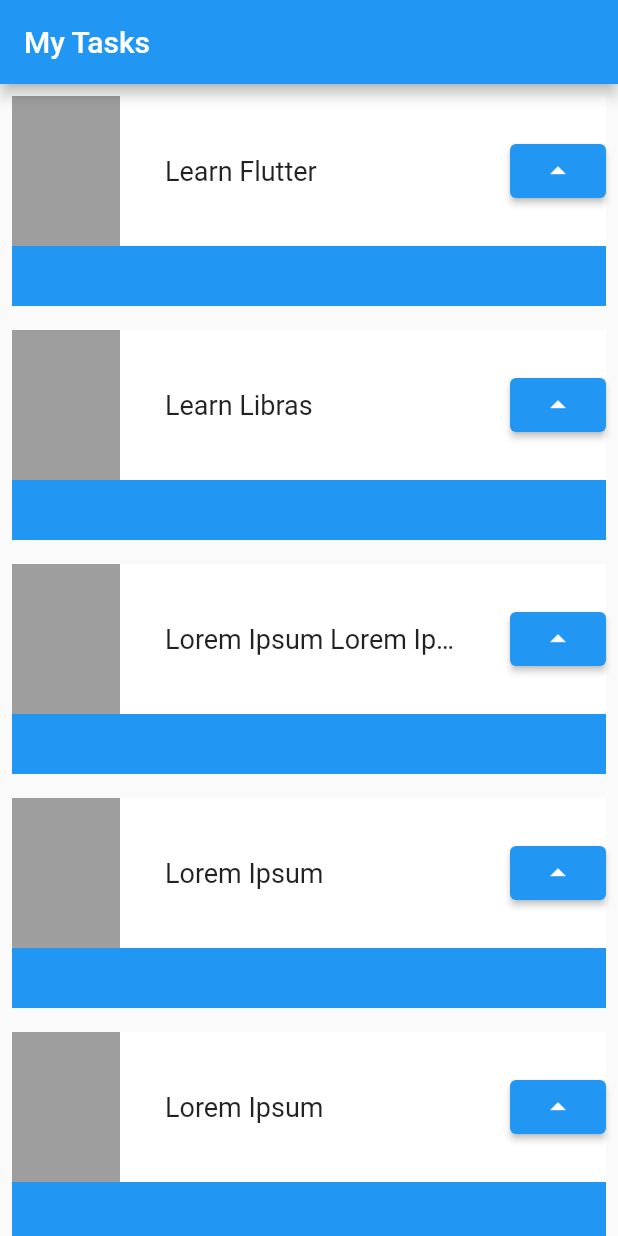
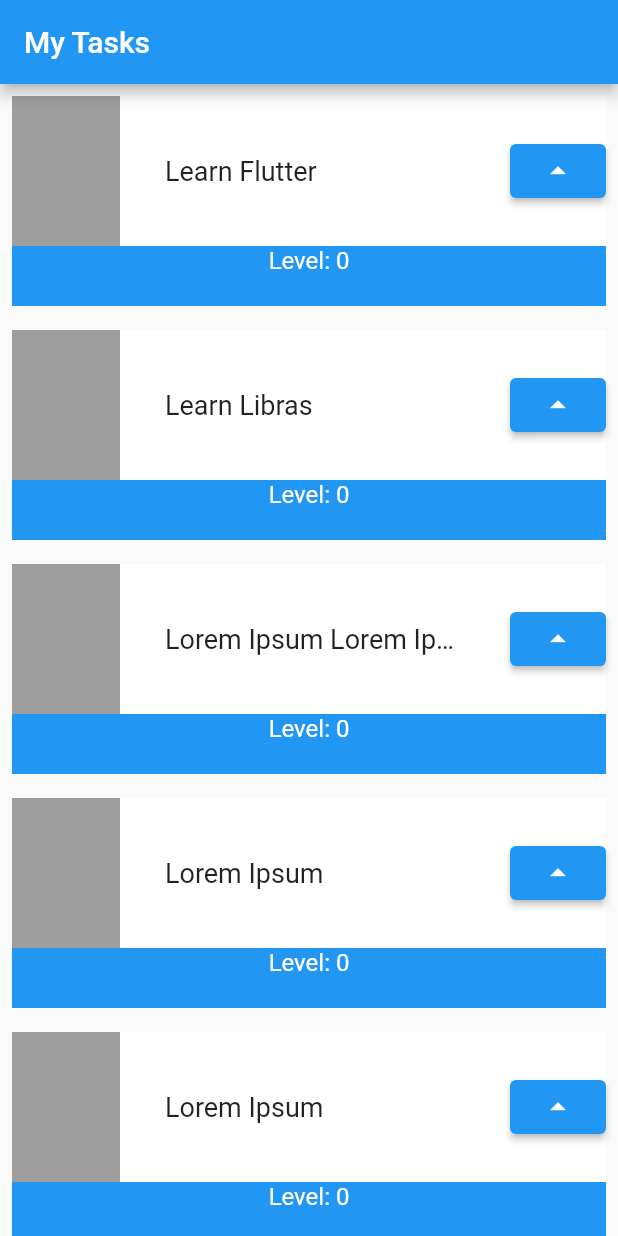
Before and after one commit to matheusvictor/my_app, a Flutter app: the screen it shows after launch, on a phone screen of 412 x 824 dp. Run offline on Flutter 3.47's test engine with Material 2 defaults, Android fonts, the phone set to English and light mode, and no system bars.

Commit message:
feat/wip: set state to task level

```diff
--- a/lib/main.dart
+++ b/lib/main.dart
@@ -17,7 +17,7 @@ class MyApp extends StatelessWidget {
         home: Scaffold(
             appBar: AppBar(title: Text('My Tasks')),
             body: ListView(
-              children: const [
+              children: [
                 Task('Learn Flutter'),
                 Task('Learn Libras'),
                 Task('Lorem Ipsum Lorem Ipsum Lorem Ipsum Lorem Ipsum Lorem '
@@ -36,10 +36,17 @@ class MyApp extends StatelessWidget {
   }
 }
 
-class Task extends StatelessWidget {
+class Task extends StatefulWidget {
   final String taskName;
 
   const Task(this.taskName, {Key? key}) : super(key: key);
+
+  @override
+  State<Task> createState() => _TaskState();
+}
+
+class _TaskState extends State<Task> {
+  int level = 0;
 
   @override
   Widget build(BuildContext context) {
@@ -52,6 +59,8 @@ class Task extends StatelessWidget {
               color: Colors.blue,
               height: 140,
             ),
+            Column(
+              children: [
                 Container(
                   color: Colors.white,
                   height: 100,
@@ -62,15 +71,26 @@ class Task extends StatelessWidget {
                       Container(
                         width: 200,
                         child: Text(
-                      taskName,
+                          widget.taskName,
                           style: const TextStyle(
                               fontSize: 18, overflow: TextOverflow.ellipsis),
                         ),
                       ),
                       ElevatedButton(
-                      onPressed: () {}, child: Icon(Icons.arrow_drop_up))
+                          onPressed: () {
+                            setState(() {
+                              level++;
+                            });
+                          },
+                          child: Icon(Icons.arrow_drop_up))
                     ],
                   ),
+                ),
+                Text(
+                  'Level: $level',
+                  style: TextStyle(color: Colors.white, fontSize: 16),
+                )
+              ],
             )
           ],
         ),
```
Lines whose indentation alone changed are shown as unchanged.
